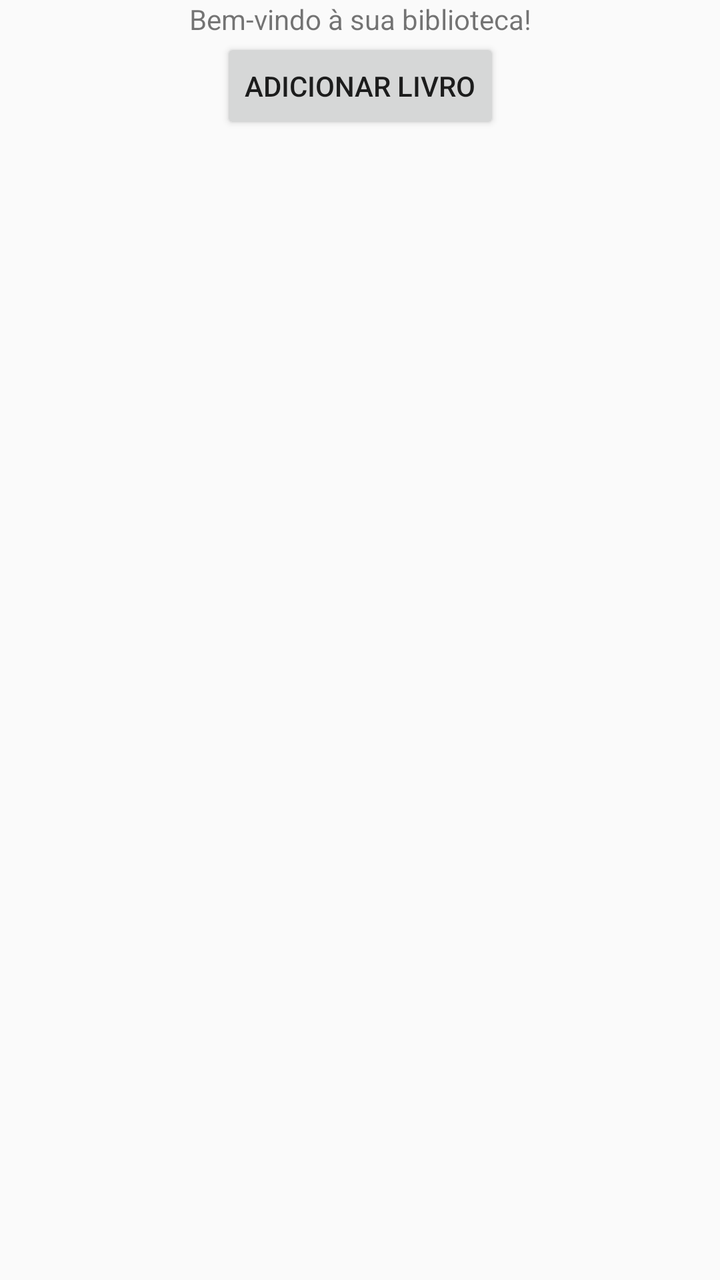
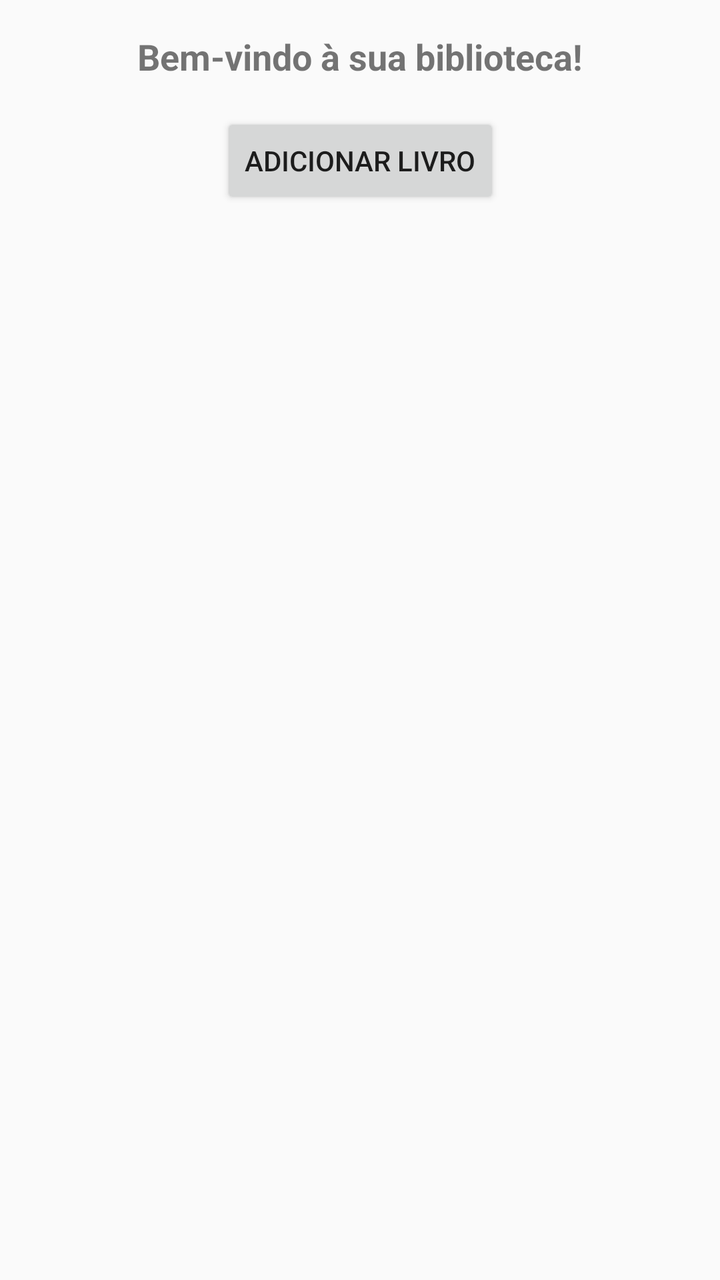

Two renders of the same Android screen: before a commit and after it. Below are the layout's source before the change and the commit's diff.
<!-- AndroidManifest.xml: activity theme Theme.P01DJPM -->
<!-- res/layout/activity_home.xml -->
<androidx.constraintlayout.widget.ConstraintLayout xmlns:android="http://schemas.android.com/apk/res/android"
    xmlns:app="http://schemas.android.com/apk/res-auto"
    xmlns:tools="http://schemas.android.com/tools"
    android:layout_width="match_parent"
    android:layout_height="match_parent"
    tools:context=".HomeActivity">

    <TextView
        android:id="@+id/welcomeTextView"
        android:layout_width="wrap_content"
        android:layout_height="wrap_content"
        android:text="Bem-vindo à sua biblioteca!"
        app:layout_constraintTop_toTopOf="parent"
        app:layout_constraintStart_toStartOf="parent"
        app:layout_constraintEnd_toEndOf="parent" />

    <Button
        android:id="@+id/addBookButton"
        android:layout_width="wrap_content"
        android:layout_height="wrap_content"
        android:text="Adicionar Livro"
        app:layout_constraintTop_toBottomOf="@id/welcomeTextView"
        app:layout_constraintStart_toStartOf="parent"
        app:layout_constraintEnd_toEndOf="parent" />

    <androidx.recyclerview.widget.RecyclerView
        android:id="@+id/booksRecyclerView"
        android:layout_width="0dp"
        android:layout_height="0dp"
        app:layout_constraintTop_toBottomOf="@id/addBookButton"
        app:layout_constraintStart_toStartOf="parent"
        app:layout_constraintEnd_toEndOf="parent"
        app:layout_constraintBottom_toBottomOf="parent" />
</androidx.constraintlayout.widget.ConstraintLayout>
<!-- resources referenced by this layout -->
<resources>
  <style name="Theme.P01DJPM" parent="Theme.AppCompat.Light.NoActionBar">
          <item name="colorPrimary">@color/purple_500</item>
          <item name="colorPrimaryDark">@color/purple_700</item>
          <item name="colorAccent">@color/teal_200</item>
      </style>
  <color name="purple_500">#FF6200EE</color>
  <color name="purple_700">#FF3700B3</color>
  <color name="teal_200">#FF03DAC5</color>
</resources>

<!-- the commit's change to res/layout/activity_home.xml (unified diff, before → after) -->
@@ -10,9 +10,12 @@
         android:layout_width="wrap_content"
         android:layout_height="wrap_content"
         android:text="Bem-vindo à sua biblioteca!"
+        android:textStyle="bold"
+        android:textSize="18sp"
         app:layout_constraintTop_toTopOf="parent"
         app:layout_constraintStart_toStartOf="parent"
-        app:layout_constraintEnd_toEndOf="parent" />
+        app:layout_constraintEnd_toEndOf="parent"
+        android:padding="16dp" />
 
     <Button
         android:id="@+id/addBookButton"
@@ -30,5 +33,6 @@
         app:layout_constraintTop_toBottomOf="@id/addBookButton"
         app:layout_constraintStart_toStartOf="parent"
         app:layout_constraintEnd_toEndOf="parent"
-        app:layout_constraintBottom_toBottomOf="parent" />
+        app:layout_constraintBottom_toBottomOf="parent"
+        android:padding="8dp" />
 </androidx.constraintlayout.widget.ConstraintLayout>
